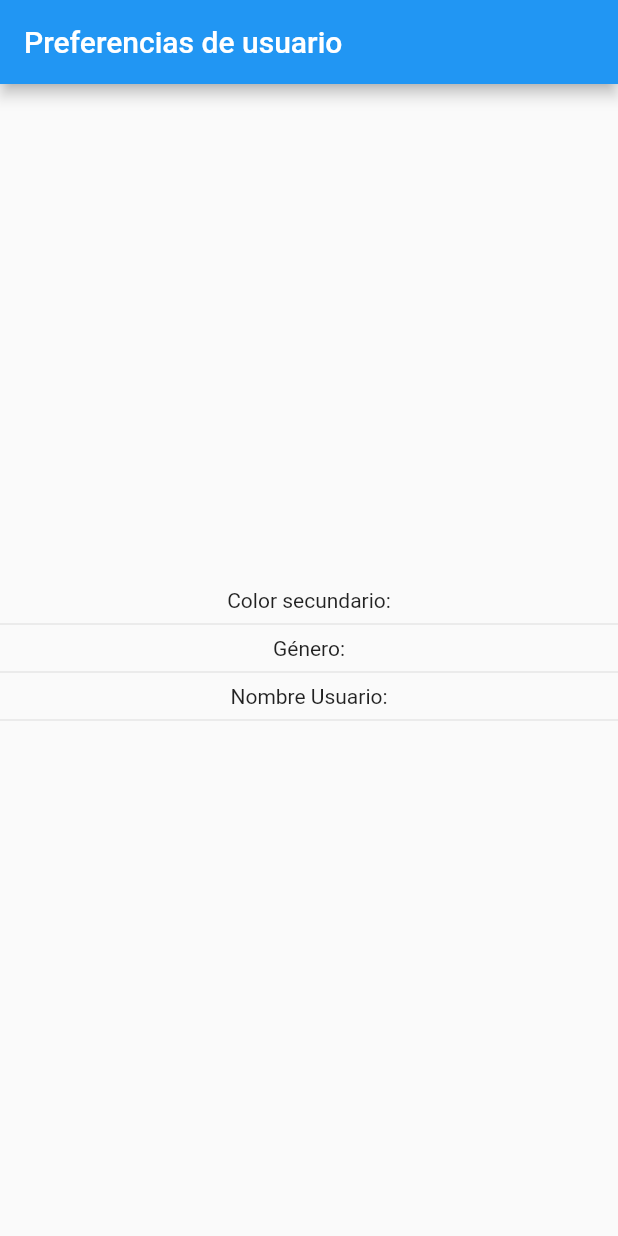
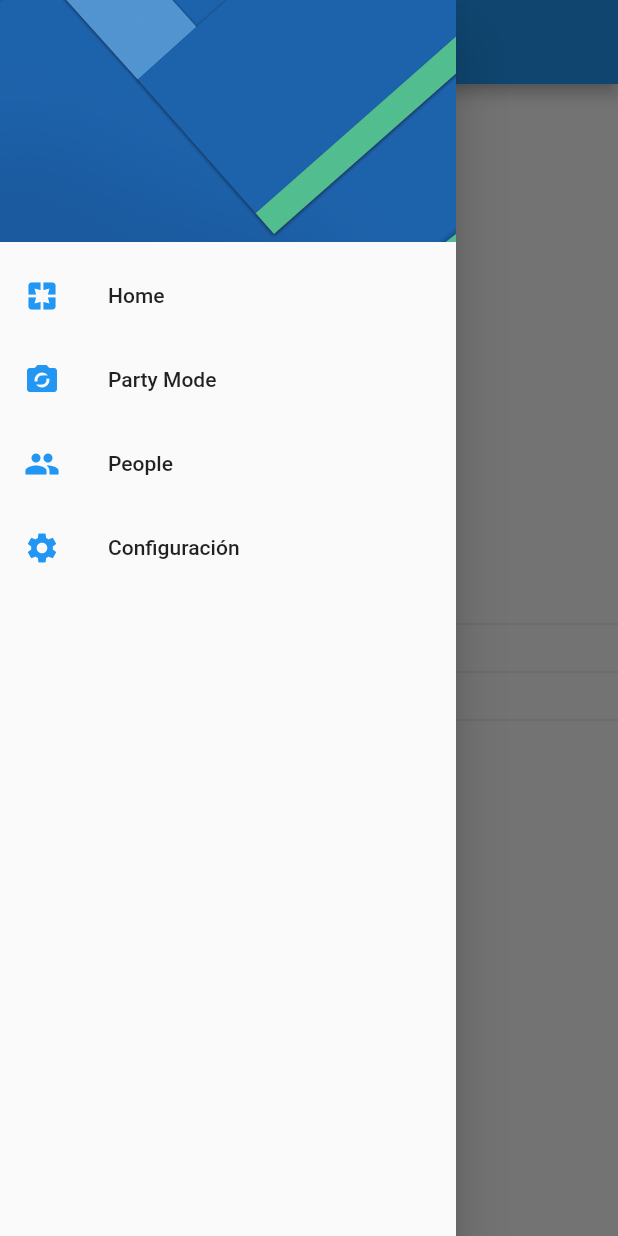
Before and after one commit to CristianX/flutter-preferencias-usuario, a Flutter app: the screen it shows after launch, with the side drawer open (before the commit the screen has no drawer), on a phone screen of 412 x 824 dp. Run offline on Flutter 3.47's test engine with Material 2 defaults, Android fonts, the phone set to English and light mode, and no system bars.

Commit message:
Implementando menú lateral con drawer en el home_page

```diff
--- a/lib/src/pages/home_page.dart
+++ b/lib/src/pages/home_page.dart
@@ -1,4 +1,8 @@
+
 import 'package:flutter/material.dart';
+
+// Vistas
+import 'package:preferenciasusuario/src/pages/settings_page.dart';
 
 class HomePage extends StatelessWidget {
 
@@ -12,6 +16,10 @@ static final String routeName = 'home';
       appBar: AppBar(
         title: Text('Preferencias de usuario'),
        ),
+
+      //  Menu lateral
+      drawer: _crearMenu( context ),
+
        body: Column(
          mainAxisAlignment: MainAxisAlignment.center,
          children: <Widget>[
@@ -26,4 +34,54 @@ static final String routeName = 'home';
 
     );
   }
+
+  Drawer _crearMenu( BuildContext context ) {
+    return Drawer(
+
+      // Lo tradicional es almacenar un ListView
+      child: ListView(
+        // Para que ocupe todo el espacio
+        padding: EdgeInsets.zero,
+        children: <Widget>[
+          DrawerHeader(
+            child: Container(),
+            decoration: BoxDecoration(
+              image: DecorationImage(
+                image: AssetImage('assets/original.jpg'),
+                fit: BoxFit.cover
+              )
+            )
+          ),
+          // Opciones del menú
+          ListTile(
+            leading: Icon( Icons.pages, color: Colors.blue ),
+            title: Text('Home'),
+            onTap: () => Navigator.pushReplacementNamed(context, HomePage.routeName),
+          ),
+          ListTile(
+            leading: Icon( Icons.party_mode, color: Colors.blue ),
+            title: Text('Party Mode'),
+            onTap: (){},
+          ),
+          ListTile(
+            leading: Icon( Icons.people, color: Colors.blue ),
+            title: Text('People'),
+            onTap: (){},
+          ),
+          ListTile(
+            leading: Icon( Icons.settings, color: Colors.blue ),
+            title: Text('Configuración'),
+            onTap: (){
+              // Para cerrar menú lateral
+              // Navigator.pop(context);
+
+              // Para cambiar vista raíz
+              Navigator.pushReplacementNamed(context, SettingsPage.routeName);
+            },
+          ),
+        ],
+      ),
+
+    );
+  }
 }
--- a/pubspec.yaml
+++ b/pubspec.yaml
@@ -45,8 +45,8 @@ flutter:
   uses-material-design: true
 
   # To add assets to your application, add an assets section, like this:
-  # assets:
-  #   - images/a_dot_burr.jpeg
+  assets:
+    - assets/original.jpg
   #   - images/a_dot_ham.jpeg
 
   # An image asset can refer to one or more resolution-specific "variants", see
```
Also changed, not shown: assets/original.jpg (added).
